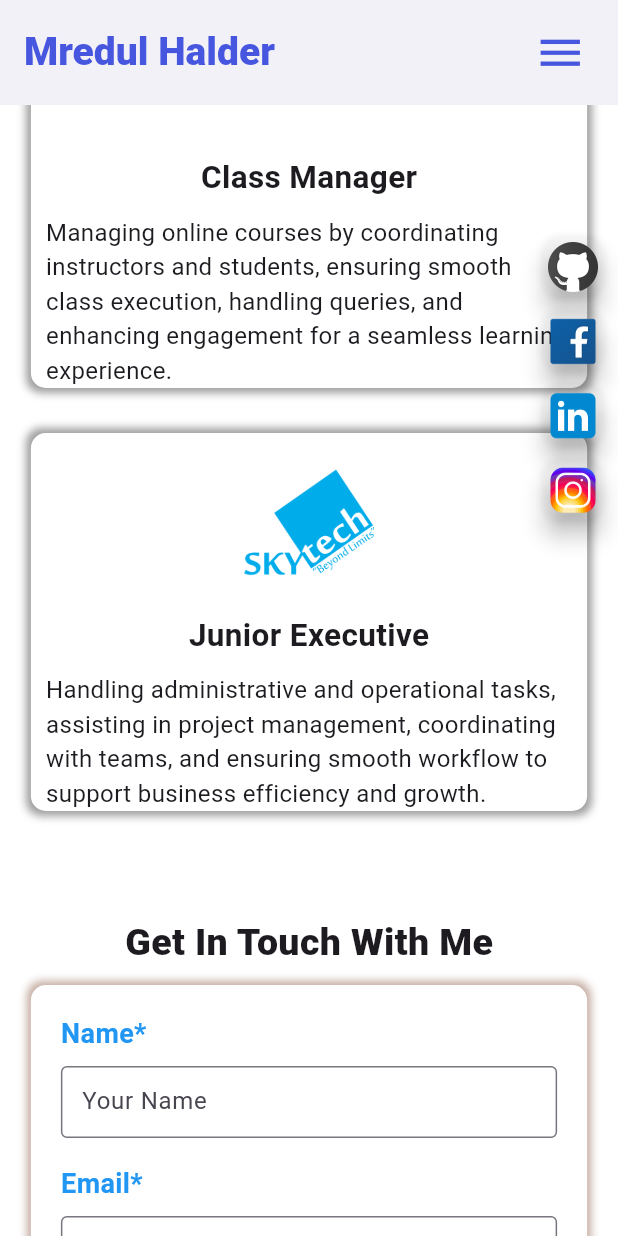
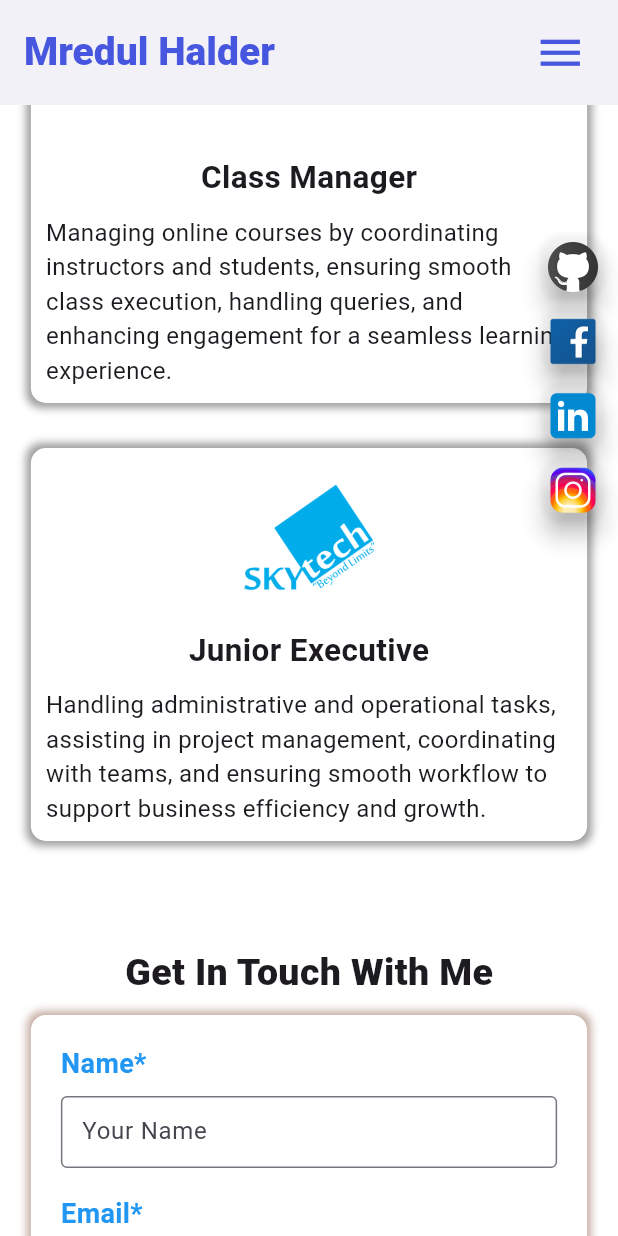
Before and after one commit to Mredul10/Portfolio, a Flutter app: the screen it shows after launch, scrolled down 2304 dp, on a phone screen of 412 x 824 dp. Run offline on Flutter 3.47's test engine with Material 3 defaults, Android fonts, the phone set to English and light mode, and no system bars; our stand-ins replace google_fonts; Roboto replaces fonts that are missing (Heebo).

Commit message:
fixed recent work padding

```diff
--- a/lib/View/components/recent_work_experiences.dart
+++ b/lib/View/components/recent_work_experiences.dart
@@ -75,7 +75,7 @@ class WorkCard extends StatelessWidget {
               ),
               const SizedBox(height: 10),
               Padding(
-                padding: const EdgeInsets.symmetric(horizontal: 10),
+                padding: const EdgeInsets.only(left: 10,right: 10,bottom: 10),
                 child: Text(
                   worksModel.description!,
                   maxLines: 5,
```
